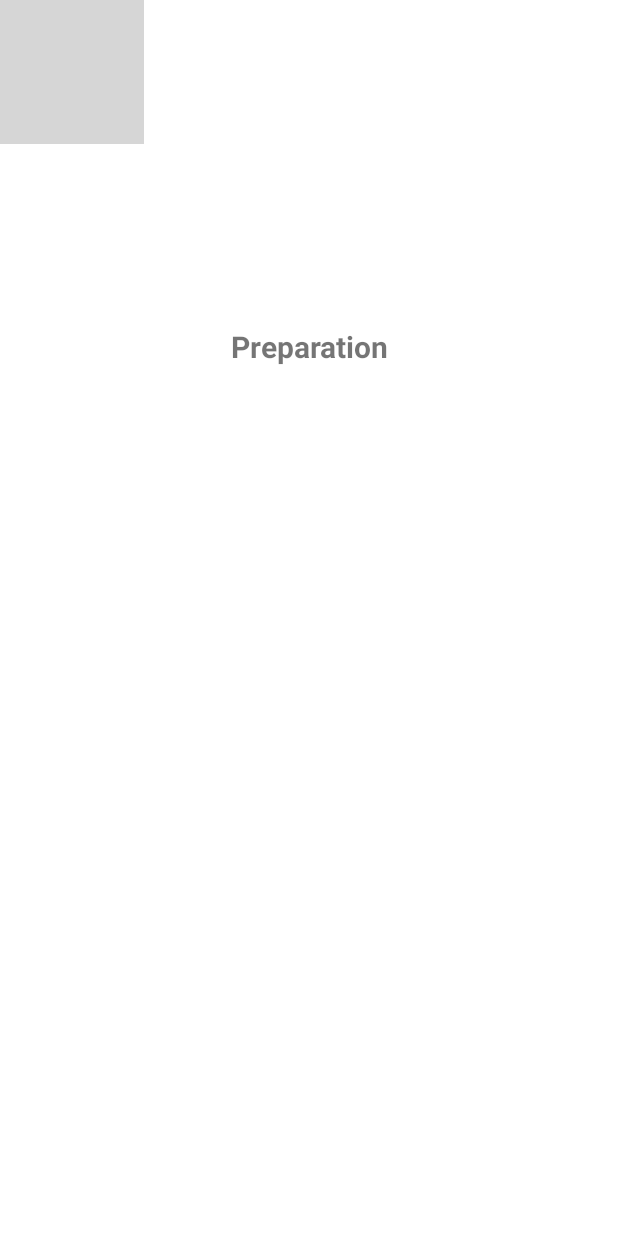
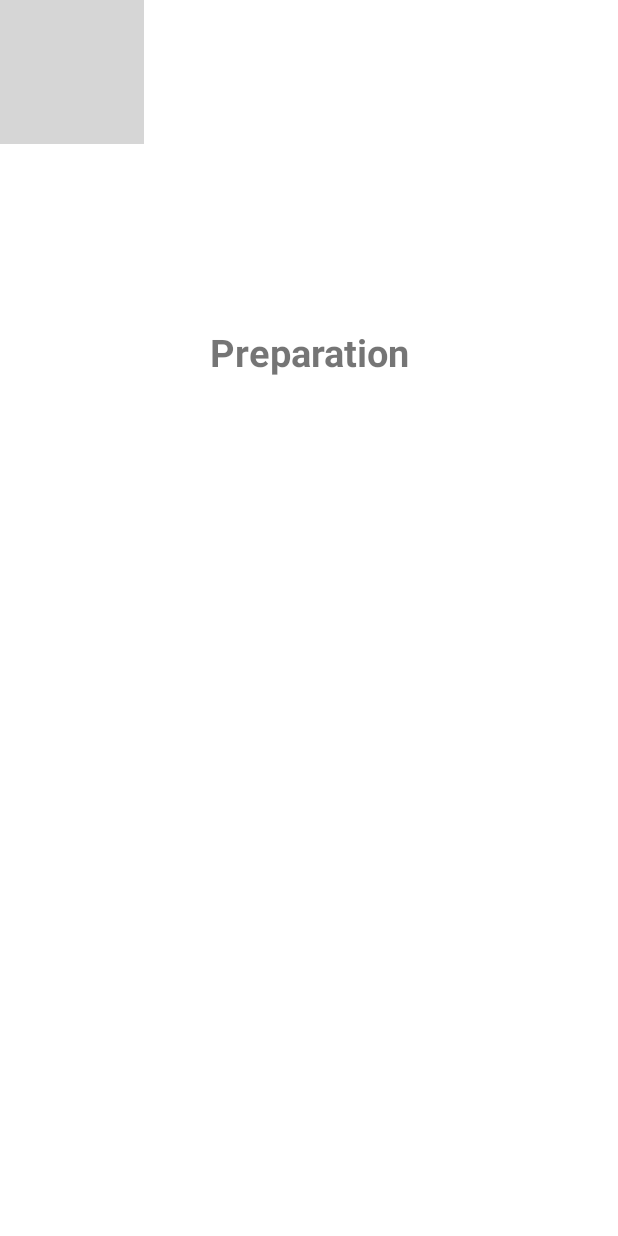
Before and after one commit to shamikalashawn/e-ucharist, an Android app: the EucharistActivity screen opened directly, with no data from a screen before it, on a phone screen of 412 x 824 dp. Run offline under Robolectric (Android 15) with nearby library versions, the phone set to English and light mode, and no system bars; grey boxes are pictures that could not be loaded.

Commit message:
looped audio and made font 5 sp larger

```diff
--- a/app/src/main/java/com/e_ucharist/e_ucharist/EucharistActivity.java
+++ b/app/src/main/java/com/e_ucharist/e_ucharist/EucharistActivity.java
@@ -54,7 +54,7 @@ public class EucharistActivity extends AppCompatActivity {
 
         //Creates a global player MediaPlayer object to play sound
         player = MediaPlayer.create(this, R.raw.singing_bowl);
-        player.setLooping(false);
+        player.setLooping(true);
         player.start();
 
 
--- a/app/src/main/res/layout/activity_eucharist.xml
+++ b/app/src/main/res/layout/activity_eucharist.xml
@@ -35,7 +35,7 @@
         android:gravity="center_horizontal"
         android:padding="0dp"
         android:text="@string/preparation"
-        android:textSize="20sp"
+        android:textSize="25sp"
         android:textStyle="bold" />
 
 </RelativeLayout>
--- a/app/src/main/res/layout/activity_main.xml
+++ b/app/src/main/res/layout/activity_main.xml
@@ -85,7 +85,7 @@
             android:layout_marginEnd="8dp"
             android:layout_marginRight="8dp"
             android:text="@string/instructions"
-            android:textSize="16sp"
+            android:textSize="40sp"
             app:layout_constraintEnd_toEndOf="parent"
             app:layout_constraintHorizontal_bias="0.501"
             app:layout_constraintStart_toStartOf="parent"
```
